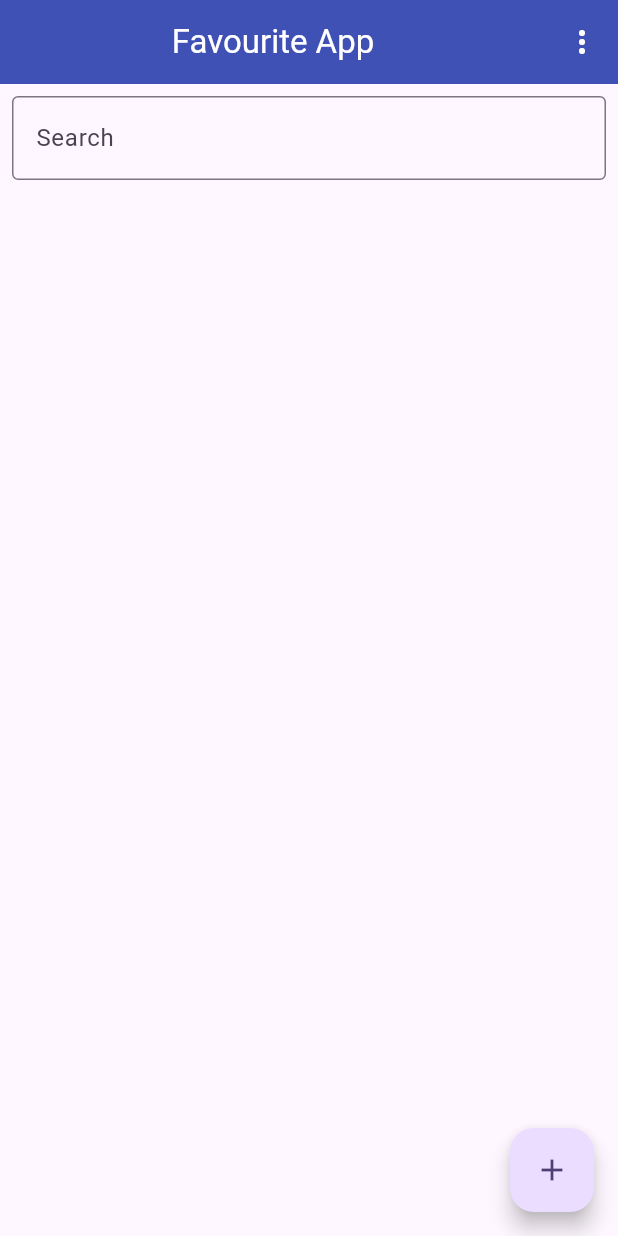
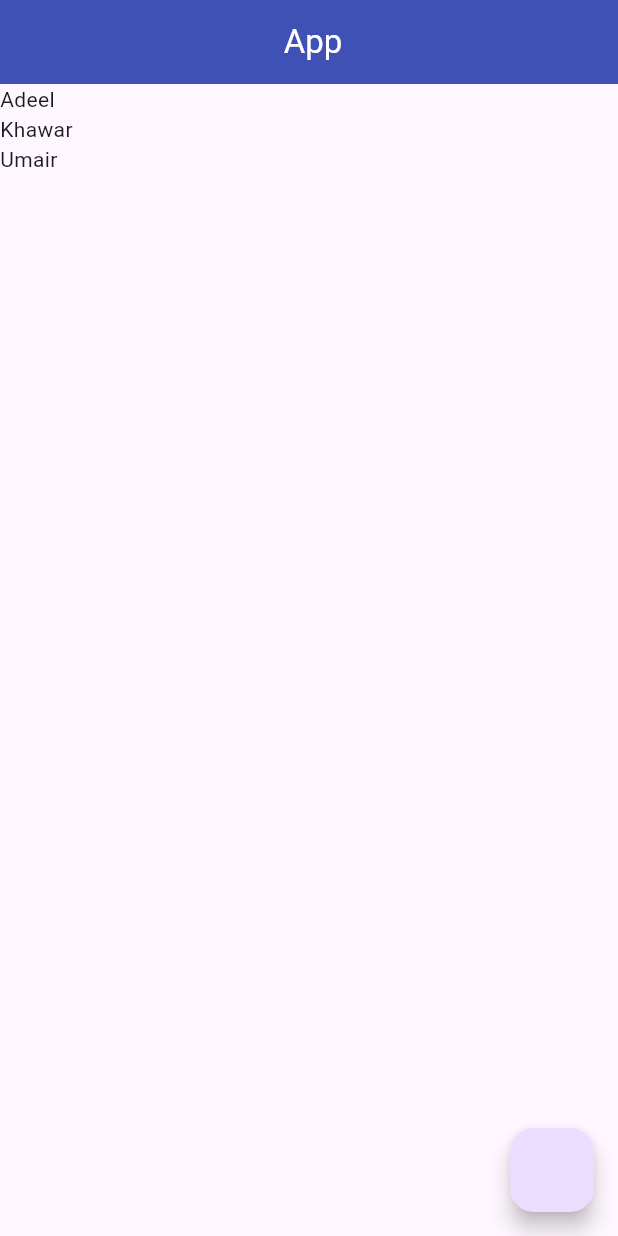
Before and after one commit to AdeelAhmadKhan36/Riverpode, a Flutter app: the screen it shows after launch, on a phone screen of 412 x 824 dp. Run offline on Flutter 3.47's test engine with Material 3 defaults, Android fonts, the light colour scheme and no system bars; our stand-ins replace flutter_riverpod, riverpod.

Commit message:
Future Provider in Riverpode

```diff
--- a/lib/main.dart
+++ b/lib/main.dart
@@ -1,6 +1,7 @@
 import 'package:flutter/material.dart';
 import 'package:flutter_riverpod/flutter_riverpod.dart';
 import 'package:riverpode_statmanagment/view/screens/counter.dart';
+import 'package:riverpode_statmanagment/view/screens/future_screen.dart';
 import 'package:riverpode_statmanagment/view/screens/home.dart';
 import 'package:riverpode_statmanagment/view/screens/provider_in_riverpode.dart';
 import 'package:riverpode_statmanagment/view/screens/slider_provider.dart';
@@ -27,7 +28,7 @@
 
           colorScheme: ColorScheme.fromSeed(seedColor: Colors.deepPurple),
         ),
-        home:FavouriteHome(),
+        home:FutureScreen(),
       ),
     );
   }
--- /dev/null
+++ b/lib/view/providers/feature_provider.dart
@@ -0,0 +1,9 @@
+import 'package:riverpod/riverpod.dart';
+
+final feature_provider=FutureProvider<List<String>>((ref)async{
+  await Future.delayed(Duration(seconds: 2));
+
+   return ["Adeel", "Khawar", "Umair"];
+  // throw "No Internet";
+
+});
--- /dev/null
+++ b/lib/view/screens/future_screen.dart
@@ -0,0 +1,47 @@
+
+import 'package:flutter/material.dart';
+import 'package:flutter_riverpod/flutter_riverpod.dart';
+
+import '../providers/feature_provider.dart';
+
+
+class FutureScreen extends ConsumerWidget {
+  const FutureScreen({super.key});
+
+  @override
+  Widget build(BuildContext context, WidgetRef ref) {
+    final futureprovider=ref.watch(feature_provider);
+    return Scaffold(
+
+      appBar: AppBar(
+        title: Center(child: Text(" App",style: TextStyle(color:Colors.white,),)),
+        backgroundColor: Colors.indigo,
+
+      ),
+
+
+
+      body: Center(
+        child: futureprovider.when(
+          skipLoadingOnRefresh: false,
+              data: (value)=>Expanded(
+                child: ListView.builder(
+
+                  itemCount: value.length,
+                    itemBuilder: (context, index){
+                      return Text(value[index].toString());
+
+                    }
+
+
+                ),
+              ),
+            error: (error, stack)=>Text(error.toString()),
+            loading:()=> CircularProgressIndicator()),
+      ),
+      floatingActionButton: FloatingActionButton(onPressed: (){
+         ref.invalidate(feature_provider);
+      }),
+    );
+  }
+}
--- a/lib/view/screens/home.dart
+++ b/lib/view/screens/home.dart
@@ -1,7 +1,8 @@
 
 import 'package:flutter/material.dart';
 import 'package:flutter_riverpod/flutter_riverpod.dart';
-import 'package:riverpode_statmanagment/view/controller/search_provider.dart';
+
+import '../providers/search_provider.dart' show searchprovider;
 class Home_Screen extends ConsumerWidget {
   const Home_Screen({super.key});
 
--- a/lib/view/screens/slider_provider.dart
+++ b/lib/view/screens/slider_provider.dart
@@ -4,7 +4,8 @@ import 'package:flutter/cupertino.dart';
 import 'package:flutter/material.dart';
 import 'package:flutter_riverpod/flutter_riverpod.dart';
 
-import '../controller/slider_pro.dart';
+import '../providers/slider_pro.dart';
+
 
 class SliderScreen extends ConsumerWidget {
   const SliderScreen({super.key});
--- a/lib/view/screens/to_do_home.dart
+++ b/lib/view/screens/to_do_home.dart
@@ -1,7 +1,8 @@
 
 import 'package:flutter/material.dart';
 import 'package:flutter_riverpod/flutter_riverpod.dart';
-import 'package:riverpode_statmanagment/view/controller/item_provider.dart';
+
+import '../providers/item_provider.dart';
 class ToDoHome extends ConsumerWidget {
   const ToDoHome({super.key});
 
```
Also changed, not shown: lib/view/providers/item_provider.dart (renamed from lib/view/controller/item_provider.dart), lib/view/providers/search_provider.dart (renamed from lib/view/controller/search_provider.dart), lib/view/providers/slider_pro.dart (renamed from lib/view/controller/slider_pro.dart).
